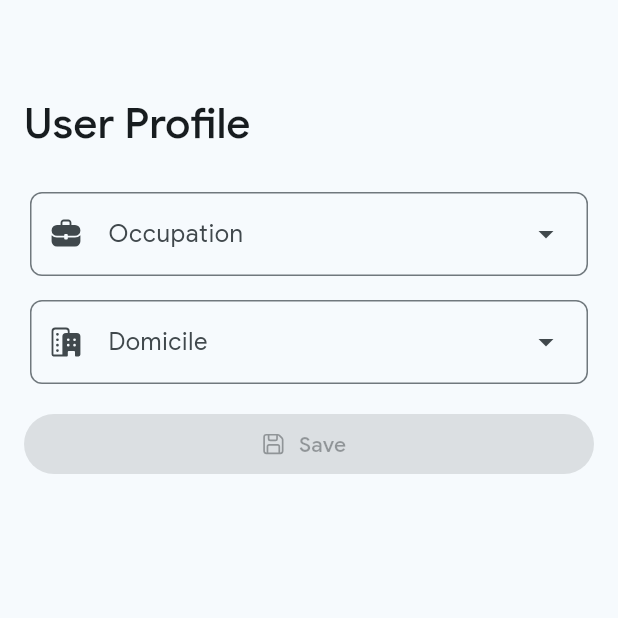
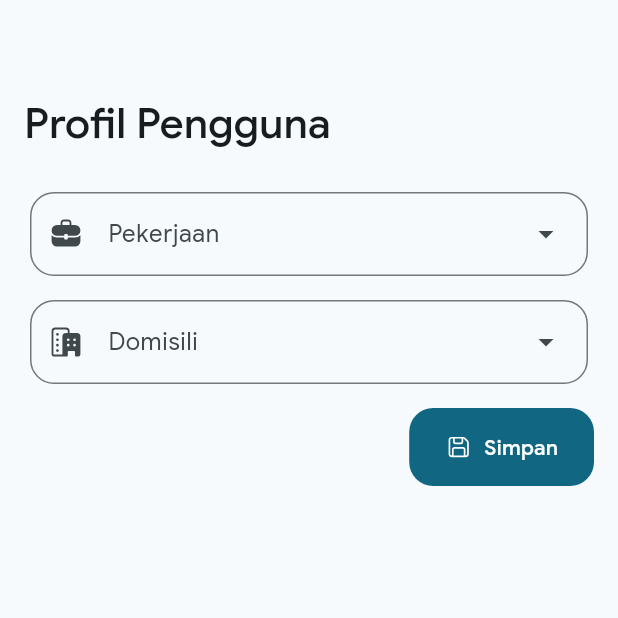
Before and after one commit to kaylaatsila/lampung-script-transliteration-app, a Flutter app: the User screen opened directly, on a phone screen of 412 x 824 dp, the top half of it. Run offline on Flutter 3.47's test engine with Material 3 defaults, Android fonts, the phone set to English and light mode, and no system bars; our stand-ins replace fluentui_system_icons, get, get_storage; accounts and stored records are empty.

Commit message:
add onboarding UI, change language, change input to text

```diff
--- a/lib/controllers/history_menu_bindings.dart
+++ b/lib/bindings/history_menu_binding.dart
@@ -1,6 +1,6 @@
 import 'package:get/get.dart';
-import 'history_controller.dart';
-import 'history_menu_controller.dart';
+import 'package:transliteration/controllers/history_controller.dart';
+import 'package:transliteration/controllers/history_menu_controller.dart';
 
 class HistoryMenuBinding extends Bindings {
   @override
--- /dev/null
+++ b/lib/bindings/main_menu_binding.dart
@@ -0,0 +1,15 @@
+import 'package:get/get.dart';
+import 'package:transliteration/controllers/history_controller.dart';
+import 'package:transliteration/controllers/home_controller.dart';
+import 'package:transliteration/controllers/main_menu_controller.dart';
+import 'package:transliteration/controllers/user_controller.dart';
+
+class MainMenuBinding extends Bindings {
+  @override
+  void dependencies() {
+    Get.lazyPut<MainMenuController>(()=>MainMenuController());
+    Get.lazyPut<HomeController>(()=>HomeController());
+    Get.lazyPut<HistoryController>(()=>HistoryController());
+    Get.lazyPut<UserController>(()=>UserController());
+  }
+}
--- /dev/null
+++ b/lib/bindings/onboarding_binding.dart
@@ -0,0 +1,9 @@
+import 'package:get/get.dart';
+import 'package:transliteration/controllers/onboarding_controller.dart';
+
+class OnboardingBinding extends Bindings {
+  @override
+  void dependencies() {
+    Get.lazyPut<OnboardingController>(()=>OnboardingController());
+  }
+}
--- a/lib/controllers/history_controller.dart
+++ b/lib/controllers/history_controller.dart
@@ -1,6 +1,6 @@
 import 'package:get/get.dart';
 
 class HistoryController extends GetxController {
-  final String title = 'History';
+  final String title = 'Riwayat';
 
 }
--- a/lib/controllers/history_menu_controller.dart
+++ b/lib/controllers/history_menu_controller.dart
@@ -1,6 +1,6 @@
 import 'package:get/get.dart';
 
 class HistoryMenuController extends GetxController {
-  final String title = 'Delete';
+  final String title = 'Hapus';
 
 }
--- a/lib/controllers/home_controller.dart
+++ b/lib/controllers/home_controller.dart
@@ -1,6 +1,11 @@
 import 'package:get/get.dart';
 
 class HomeController extends GetxController {
-  final String title = 'Home';
+  final String title = 'Beranda';
 
+  Set modeSelected = {'text'}.obs;
+
+  void changeMode(Set selected) {
+    modeSelected = {selected};
+  }
 }
--- a/lib/controllers/navigation_menu_controller.dart
+++ b/lib/controllers/main_menu_controller.dart
@@ -1,7 +1,8 @@
 import 'package:get/get.dart';
 
-class NavigationMenuController extends GetxController {
+class MainMenuController extends GetxController {
   int currentPageIndex = 0;
+  List<String> currentPageLabel = ['Beranda', 'Riwayat', 'Pengguna'];
 
   void changePageIndex(int index) {
     currentPageIndex = index;
--- a/lib/controllers/navigation_menu_binding.dart
+++ /dev/null
@@ -1,15 +0,0 @@
-import 'package:get/get.dart';
-import 'navigation_menu_controller.dart';
-import 'home_controller.dart';
-import 'history_controller.dart';
-import 'user_controller.dart';
-
-class NavigationMenuBinding extends Bindings {
-  @override
-  void dependencies() {
-    Get.lazyPut<NavigationMenuController>(()=>NavigationMenuController());
-    Get.lazyPut<HomeController>(()=>HomeController());
-    Get.lazyPut<HistoryController>(()=>HistoryController());
-    Get.lazyPut<UserController>(()=>UserController());
-  }
-}
--- /dev/null
+++ b/lib/controllers/onboarding_controller.dart
@@ -0,0 +1,64 @@
+import 'package:flutter/material.dart';
+import 'package:get/get.dart';
+import 'package:get_storage/get_storage.dart';
+
+class OnboardingController extends GetxController {
+  final String title = 'Selamat Datang';
+  final String subtitle = 'di Aplikasi Transliterasi Bahasa Indonesia ke Aksara Lampung';
+  final String body = 'Ubah teks dari bahasa Indonesia ke aksara Lampung dengan mudah. Coba fiturnya sekarang!';
+
+  late TextEditingController selectedOccupation;
+  late TextEditingController selectedDomicile;
+  late TextEditingController filledReason;
+
+  List<String> occupationList = ['Pelajar', 'Mahasiswa', 'Guru', 'Praktisi'];
+  List<String> domicileList = ['Lampung', 'Sumatera Selatan'];
+
+  var isFirstTime = true.obs;
+
+  void errorMessage(String msg) {
+    Get.defaultDialog(
+      title: 'Error',
+      middleText: msg,
+    );
+  }
+
+  void proceedOnboarding(String occupation, String domicile, String reason) async {
+    if (occupation.isNotEmpty && domicile.isNotEmpty && reason.isNotEmpty) {
+      isFirstTime.value = false;
+
+      await GetStorage.init();
+      final box = GetStorage();
+      box.write(
+        'userData',
+        {
+          'occupation': occupation,
+          'domicile': domicile,
+          'reason': reason,
+          'isFirstTime': isFirstTime.value,
+        },
+      );
+    } else {
+      errorMessage('Semua data harus diisi');
+    }
+  }
+
+  @override
+  void onInit() {
+    super.onInit();
+
+    selectedOccupation = TextEditingController();
+    selectedDomicile = TextEditingController();
+    filledReason = TextEditingController();
+  }
+
+  // Future<void> skipOnboarding() async {
+  //   final box = GetStorage();
+  //   if (box.read('userData') != null) {
+  //     final data = box.read('userData') as Map<String, dynamic>;
+  //     if (data['isFirsTime'] == false) {
+  //       isFilled.value = true;
+  //     }
+  //   }
+  // }
+}
--- a/lib/controllers/user_controller.dart
+++ b/lib/controllers/user_controller.dart
@@ -1,6 +1,11 @@
 import 'package:get/get.dart';
 
 class UserController extends GetxController {
-  final String title = 'User Profile';
+  final String title = 'Profil Pengguna';
 
+  final selectedOccupation = ''.obs;
+  final selectedDomicile = ''.obs;
+
+  List<String> occupationList = ['Pelajar', 'Mahasiswa', 'Guru', 'Praktisi'];
+  List<String> domicileList = ['Lampung', 'Sumatera Selatan'];
 }
--- a/lib/screens/user.dart
+++ b/lib/screens/user.dart
@@ -3,27 +3,7 @@ import 'package:flutter/material.dart';
 import 'package:get/get.dart';
 import '../controllers/user_controller.dart';
 
-enum OccupationLabel {
-  student('Student', FluentIcons.book_20_filled),
-  teacher('Teacher', FluentIcons.presenter_20_filled),
-  researcher('Researcher', FluentIcons.beaker_20_filled);
-
-  const OccupationLabel(this.label, this.icon);
-  final String label;
-  final IconData icon;
-}
-
-enum DomicileLabel {
-  lampung('Lampung'),
-  southSumatera('South Sumatera');
-
-  const DomicileLabel(this.label);
-  final String label;
-}
-
 class User extends GetView<UserController> {
-  String? selectedOccupation = '';
-  String? selectedDomicile = '';
 
   @override
   Widget build(BuildContext context) {
@@ -40,53 +20,54 @@ class User extends GetView<UserController> {
       SliverToBoxAdapter(
         child: Padding(
           padding: const EdgeInsets.all(16),
-        child: Column(crossAxisAlignment: CrossAxisAlignment.start, children: [
+          child: Wrap(
+            runSpacing: 16,
+            children: [
             DropdownMenu(
-            dropdownMenuEntries: OccupationLabel.values.map<DropdownMenuEntry<OccupationLabel>>(
-              (OccupationLabel occupation) {
-                return DropdownMenuEntry<OccupationLabel>(
+              dropdownMenuEntries: controller.occupationList.map(
+                (String occupation) {
+                  return DropdownMenuEntry(
                       value: occupation,
-                    label: occupation.label,
-                    leadingIcon: Icon(occupation.icon),
+                      label: occupation,
                       style: const ButtonStyle(padding: MaterialStatePropertyAll(EdgeInsets.all(16))));
                 },
               ).toList(),
               leadingIcon: const Icon(FluentIcons.briefcase_20_filled),
-            label: const Text('Occupation'),
-            expandedInsets: EdgeInsets.all(4),
-            inputDecorationTheme: InputDecorationTheme(
-              border: OutlineInputBorder(borderRadius: BorderRadius.circular(8))
-            ),
-          ),
-          const SizedBox(
-            height: 16,
+              label: const Text('Pekerjaan'),
+              expandedInsets: const EdgeInsets.all(4),
+              inputDecorationTheme:
+                  InputDecorationTheme(border: OutlineInputBorder(borderRadius: BorderRadius.circular(16))),
             ),
             DropdownMenu(
-            dropdownMenuEntries: DomicileLabel.values.map<DropdownMenuEntry<DomicileLabel>>(
-              (DomicileLabel domicile) {
-                return DropdownMenuEntry<DomicileLabel>(
+              dropdownMenuEntries: controller.domicileList.map(
+                (String domicile) {
+                  return DropdownMenuEntry(
                       value: domicile,
-                    label: domicile.label,
-                    style: const ButtonStyle(padding: MaterialStatePropertyAll(EdgeInsets.all(16))));
+                      label: domicile,
+                      style: const ButtonStyle(padding: MaterialStatePropertyAll(
+                        EdgeInsets.all(16))));
                 },
               ).toList(),
               leadingIcon: const Icon(FluentIcons.building_multiple_20_filled),
-            label: const Text('Domicile'),
-            expandedInsets: EdgeInsets.all(4),
-            inputDecorationTheme: InputDecorationTheme(
-              border: OutlineInputBorder(borderRadius: BorderRadius.circular(8))
+              label: const Text('Domisili'),
+              expandedInsets: const EdgeInsets.all(4),
+              inputDecorationTheme:
+                  InputDecorationTheme(border: OutlineInputBorder(
+                    borderRadius: BorderRadius.circular(16))),
+            ),
+            Container(
+              alignment: Alignment.centerRight,
+              child: FilledButton.icon(
+                    onPressed: (){},
+                    icon: const Icon(FluentIcons.save_16_regular),
+                    label: const Text('Simpan'),
+                    style: ButtonStyle(
+                      padding: const MaterialStatePropertyAll(
+                        EdgeInsets.symmetric(horizontal: 24, vertical: 16)),
+                      shape: MaterialStatePropertyAll(
+                        RoundedRectangleBorder(borderRadius: BorderRadius.circular(16)))),
               ),
             ),
-          const SizedBox(
-            height: 16,
-          ),
-          SizedBox(
-            width: double.infinity,
-            child: FilledButton.icon(
-              onPressed: null,
-              icon: const Icon(FluentIcons.save_16_regular),
-              label: const Text('Save')),
-          )
           ]),
       )),
     ]));
```
Also changed, not shown: lib/main.dart (+14 -8 lines), lib/screens/home.dart (+59 -34 lines), lib/screens/main_menu.dart (added, +61 -0 lines), lib/screens/navigation_menu.dart (deleted, +0 -63 lines), lib/screens/onboarding.dart (added, +132 -0 lines), pubspec.yaml (+8 -18 lines), pubspec.lock, 1 other file. Lines whose indentation alone changed are shown as unchanged.
